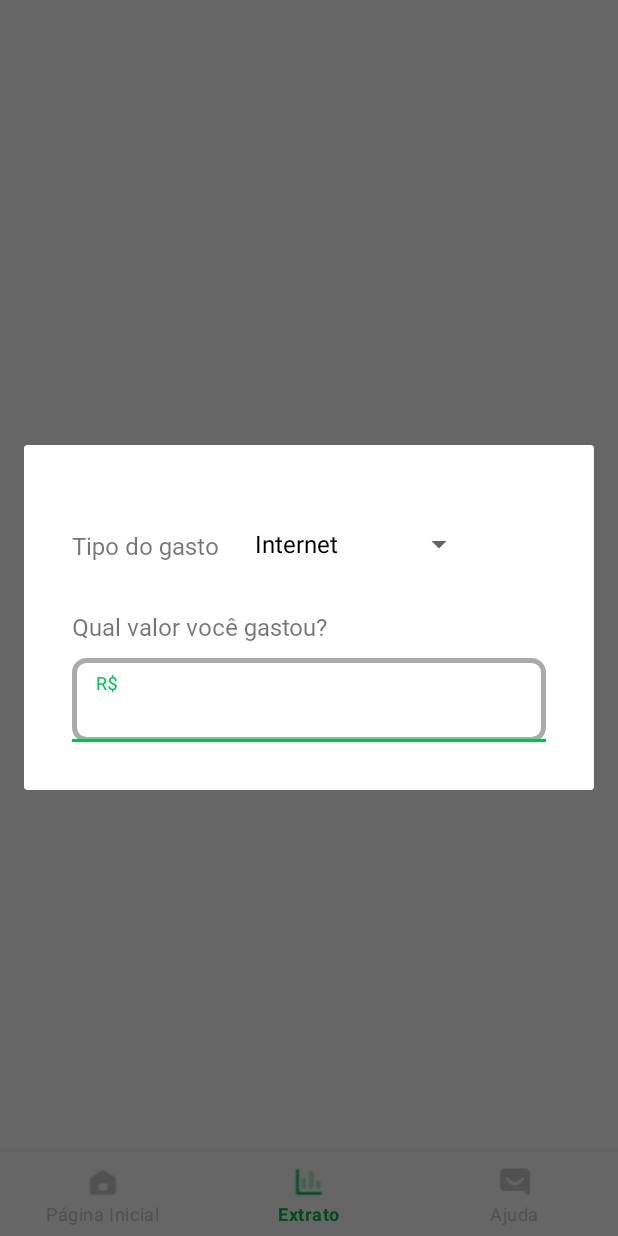
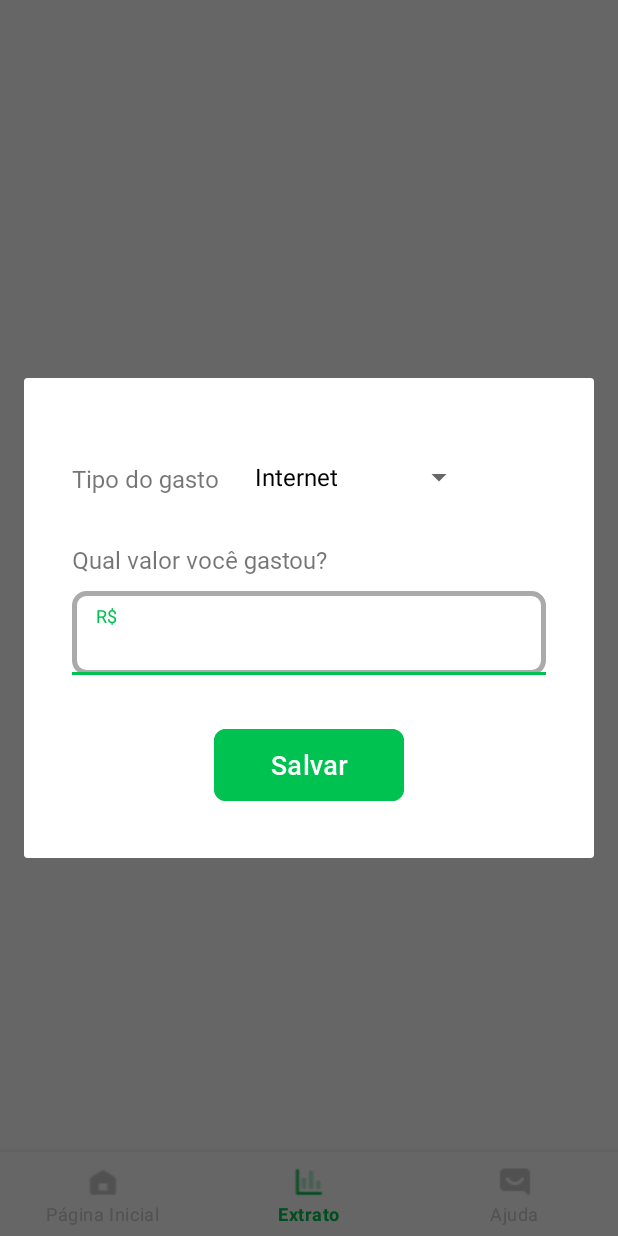
Before and after one commit to casalmoney/app, an Android app: the fragment ModalTransactionFragment placed in its activity, item 2 of the bottom bar chosen, on a phone screen of 412 x 824 dp. Run offline under Robolectric (Android 15) with nearby library versions, the phone set to English and light mode, and no system bars; our stand-ins replace Dagger/Hilt's generated code, Firebase (no records; nobody signed in at launch, a user with empty details on screens opened directly), Room's generated code, RxJava, data binding and 1 more; libraries missing offline, so code that uses them is left out: androidx.hilt.lifecycle; 3 statements that could not run were skipped.

Commit message:
handle input and save transaction

```diff
--- a/app/src/main/java/br/com/casalmoney/app/authenticated/interactor/HomeInteractor.kt
+++ b/app/src/main/java/br/com/casalmoney/app/authenticated/interactor/HomeInteractor.kt
@@ -16,4 +16,9 @@ class HomeInteractor @Inject constructor(
     fun getTransactions(page: Int): Single<List<Transaction>> {
         return repository.getTransactions(page)
     }
+
+    fun saveTransaction(transaction: Transaction) {
+        repository.saveTransactions(transaction)
+    }
+
 }
--- a/app/src/main/java/br/com/casalmoney/app/authenticated/repository/HomeRepository.kt
+++ b/app/src/main/java/br/com/casalmoney/app/authenticated/repository/HomeRepository.kt
@@ -2,6 +2,7 @@ package br.com.casalmoney.app.authenticated.repository
 
 import br.com.casalmoney.app.authenticated.domain.Transaction
 import br.com.casalmoney.app.authenticated.repository.local.database.HomeDAO
+import br.com.casalmoney.app.authenticated.repository.local.entity.TransactionEntity
 import br.com.casalmoney.app.authenticated.repository.service.HomeService
 import com.google.firebase.auth.FirebaseAuth
 import io.reactivex.Single
@@ -36,4 +37,9 @@ class HomeRepository @Inject constructor(
             .subscribeOn(Schedulers.io())
             .observeOn(AndroidSchedulers.mainThread())
     }
+
+    fun saveTransactions(transaction: Transaction){
+        homeDAO.addTransaction(TransactionEntity(explanation = transaction.explanation, amount = transaction.amount, date = transaction.date))
+    }
+
 }
--- a/app/src/main/java/br/com/casalmoney/app/authenticated/view/fragments/ModalTransactionFragment.kt
+++ b/app/src/main/java/br/com/casalmoney/app/authenticated/view/fragments/ModalTransactionFragment.kt
@@ -3,7 +3,10 @@ package br.com.casalmoney.app.authenticated.view.fragments
 import android.graphics.Color
 import android.graphics.Typeface
 import android.graphics.drawable.ColorDrawable
+import android.icu.text.NumberFormat
+import android.icu.util.Currency
 import android.os.Bundle
+import android.util.Log
 import android.view.LayoutInflater
 import android.view.View
 import android.view.ViewGroup
@@ -11,20 +14,29 @@ import android.view.WindowManager
 import android.widget.AdapterView
 import android.widget.ArrayAdapter
 import android.widget.TextView
+import androidx.core.widget.addTextChangedListener
 import androidx.fragment.app.DialogFragment
+import androidx.lifecycle.Observer
+import androidx.lifecycle.ViewModelProvider
 import br.com.casalmoney.app.R
-import br.com.casalmoney.app.databinding.FragmentHomeBinding
+import br.com.casalmoney.app.authenticated.viewModel.HomeViewModel
 import br.com.casalmoney.app.databinding.FragmentModalTransactionBinding
 
 class ModalTransactionFragment : DialogFragment() {
 
     private lateinit var binding: FragmentModalTransactionBinding
 
+    private val viewModel: HomeViewModel by lazy {
+        ViewModelProvider(this).get(HomeViewModel::class.java)
+    }
+
     companion object {
-        const val TAG = "ModalTransaction"
+        const val TAG = "ModalTransactionFragment"
     }
 
     private var fixedExpenses = listOf("Internet", "Moradia", "Alimentação", "Lazer", "Educação", "Agua", "Luz", "Telefone", "Outros")
+    private var typeExpenses: String = ""
+    var valueExpenses: String = ""
 
     override fun onCreateView(
         inflater: LayoutInflater,
@@ -37,7 +49,6 @@ class ModalTransactionFragment : DialogFragment() {
 
         return binding.root
     }
-
 
 
     override fun onResume() {
@@ -85,11 +96,29 @@ class ModalTransactionFragment : DialogFragment() {
                 position: Int,
                 id: Long
             ) {
+                typeExpenses = fixedExpenses.get(position)
             }
 
             override fun onNothingSelected(parent: AdapterView<*>?) {
                 // another interface callback
             }
+        }
+
+//        val format = NumberFormat.getCurrencyInstance()
+//        format.setCurrency(Currency.getInstance("BRL"))
+//        binding.textInputAmount.editText?.addTextChangedListener { it ->
+//            valueExpenses = format.format(it.toString().toDouble())
+//            viewModel.valueExpenses.value = format.format(it.toString().toDouble())
+//        }
+    }
+
+
+    fun registerExpenses(view: View) {
+        if(valueExpenses.isEmpty() || valueExpenses.isBlank()) {
+            binding.textInputAmount.error = getString(R.string.alert_empty_field)
+        } else {
+            binding.textInputAmount.isErrorEnabled = false
+            viewModel.saveTransaction(valueExpenses, typeExpenses)
         }
     }
 
--- a/app/src/main/java/br/com/casalmoney/app/authenticated/viewModel/HomeViewModel.kt
+++ b/app/src/main/java/br/com/casalmoney/app/authenticated/viewModel/HomeViewModel.kt
@@ -9,6 +9,7 @@ import br.com.casalmoney.app.authenticated.interactor.HomeInteractor
 import com.google.firebase.auth.FirebaseAuth
 import io.reactivex.disposables.Disposable
 import io.reactivex.subjects.PublishSubject
+import java.util.*
 
 open class HomeViewModel @ViewModelInject constructor(
     val app: Application,
@@ -58,4 +59,8 @@ open class HomeViewModel @ViewModelInject constructor(
             }
         }
     }
+
+    fun saveTransaction(amount: String, typeExpense: String) {
+        homeInteractor.saveTransaction(Transaction(explanation =  typeExpense, amount = amount, date = Date().toString()))
+    }
 }
--- a/app/src/main/res/layout/fragment_modal_transaction.xml
+++ b/app/src/main/res/layout/fragment_modal_transaction.xml
@@ -7,6 +7,9 @@
         <variable
             name="fragment"
             type="br.com.casalmoney.app.authenticated.view.fragments.ModalTransactionFragment" />
+        <variable
+            name="viewModel"
+            type="br.com.casalmoney.app.authenticated.viewModel.HomeViewModel" />
     </data>
 
     <androidx.constraintlayout.widget.ConstraintLayout
@@ -48,13 +51,6 @@
             app:layout_constraintLeft_toLeftOf="parent"
             />
 
-<!--        <EditText-->
-<!--            android:id="@+id/et_amount_value"-->
-<!--            android:layout_width="0dp"-->
-<!--            android:layout_height="wrap_content"-->
-
-<!--            android:layout_marginTop="32dp" />-->
-
         <com.google.android.material.textfield.TextInputLayout
             android:id="@+id/text_input_amount"
             android:layout_width="match_parent"
@@ -63,7 +59,10 @@
             app:layout_constraintTop_toBottomOf="@+id/tv_amount"
             app:layout_constraintLeft_toLeftOf="parent"
             app:layout_constraintRight_toRightOf="parent"
-            android:layout_marginTop="10dp">
+            android:layout_marginTop="10dp"
+            app:errorTextAppearance="@style/error_appearance"
+            app:hintTextAppearance="@style/error_appearance"
+            >
 
             <EditText
                 android:id="@+id/et_amount_value"
@@ -75,8 +74,24 @@
                 android:textColor="@color/text_color"
                 android:textColorHint="@android:color/darker_gray"
                 android:importantForAutofill="no"
-                android:text=""/>
+                android:text="@={fragment.valueExpenses}"
+                android:maxLength="16"/>
         </com.google.android.material.textfield.TextInputLayout>
+
+        <Button
+            android:id="@+id/btn_register_value"
+            android:layout_height="60dp"
+            android:layout_width="0dp"
+            app:layout_constraintWidth_percent="0.40"
+            android:layout_marginHorizontal="32dp"
+            android:layout_marginTop="30dp"
+            android:text="@string/save"
+            style="?attr/greenButtonStyle"
+            app:layout_constraintStart_toStartOf="parent"
+            app:layout_constraintEnd_toEndOf="parent"
+            app:layout_constraintTop_toBottomOf="@id/text_input_amount"
+            android:onClick="@{fragment::registerExpenses}"
+           />
 
     </androidx.constraintlayout.widget.ConstraintLayout>
 </layout>
--- a/app/src/main/res/values/colors.xml
+++ b/app/src/main/res/values/colors.xml
@@ -22,6 +22,7 @@
 
     <color name="text_color">#3C3C3C</color>
     <color name="denotive_error">#F7486C </color>
+    <color name="colorRed">#f44336</color>
 
 </resources>
 
--- a/app/src/main/res/values/strings.xml
+++ b/app/src/main/res/values/strings.xml
@@ -49,4 +49,8 @@
     <string name="currency">R$</string>
     <string name="question_value">Qual valor você gastou?</string>
     <string name="type_expenses">Tipo do gasto</string>
+    <string name="save">Salvar</string>
+
+    <string name="alert_empty_field">Preencha o campo</string>
+
 </resources>
--- a/app/src/main/res/values/styles.xml
+++ b/app/src/main/res/values/styles.xml
@@ -23,4 +23,9 @@
     <style name="CustomDialogTheme">
         <item name="android:windowBackground">@android:color/transparent</item>
     </style>
+
+    <style name="error_appearance" parent="@android:style/TextAppearance">
+        <item name="android:textColor">@color/colorRed</item>
+        <item name="android:textSize">12sp</item>
+    </style>
 </resources>
```
